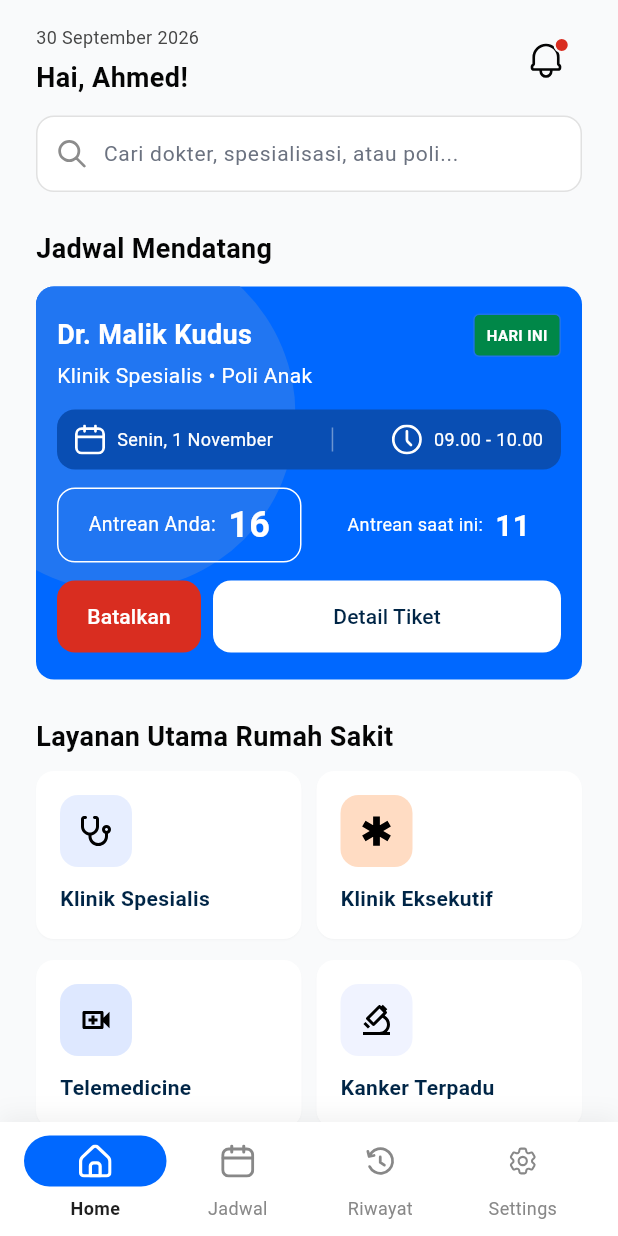
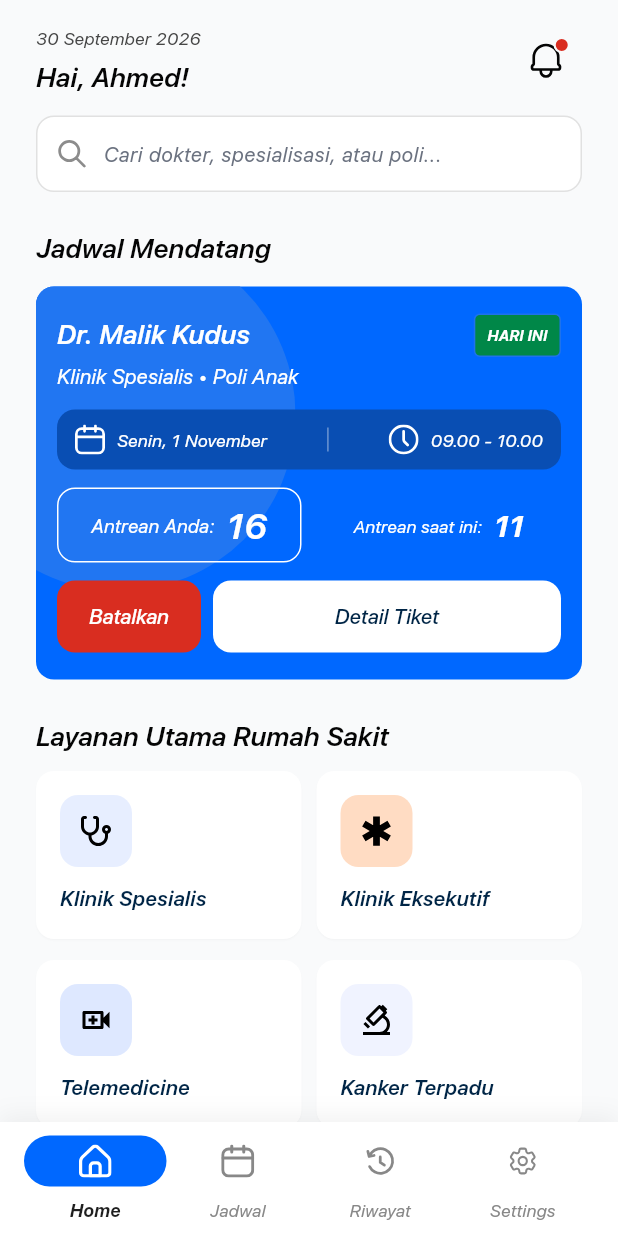
Before and after one commit to Alfredrown/santri_skripsi, a Flutter app: the screen it shows after launch, on a phone screen of 412 x 824 dp. Run offline on Flutter 3.47's test engine with Material 3 defaults, Android fonts, the phone set to English and light mode, and no system bars; our stand-ins replace flutter_riverpod, flutter_svg, gap, go_router, material_ui.

Commit message:
feat(theme): bundle SF Pro font and set as global app fontFamily

```diff
--- a/lib/core/theme/app_theme.dart
+++ b/lib/core/theme/app_theme.dart
@@ -23,6 +23,7 @@ abstract final class AppTheme {
 
     return ThemeData(
       useMaterial3: true,
+      fontFamily: 'SF Pro',
       colorScheme: colorScheme,
       scaffoldBackgroundColor: AppColors.background,
       // Ensures all interactive Material buttons reserve at least 48x48dp hit area
```
Also changed, not shown: pubspec.yaml (+7 -0 lines), assets/fonts/SFPro-Italic.ttf (added), 1 other file.
